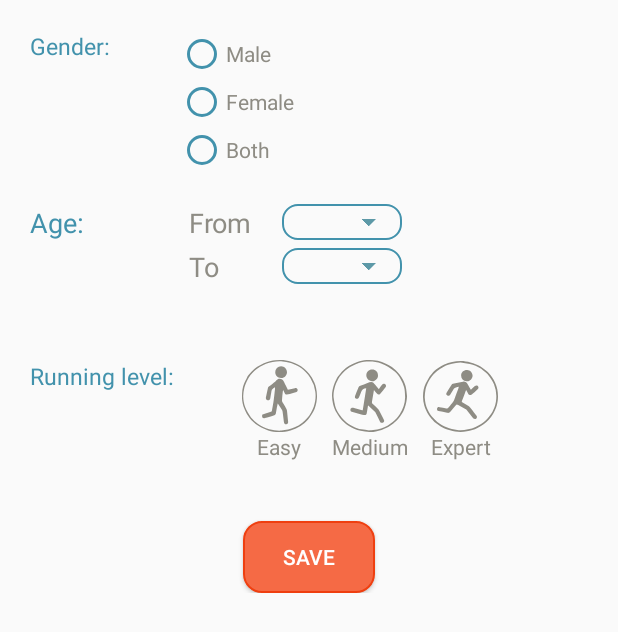
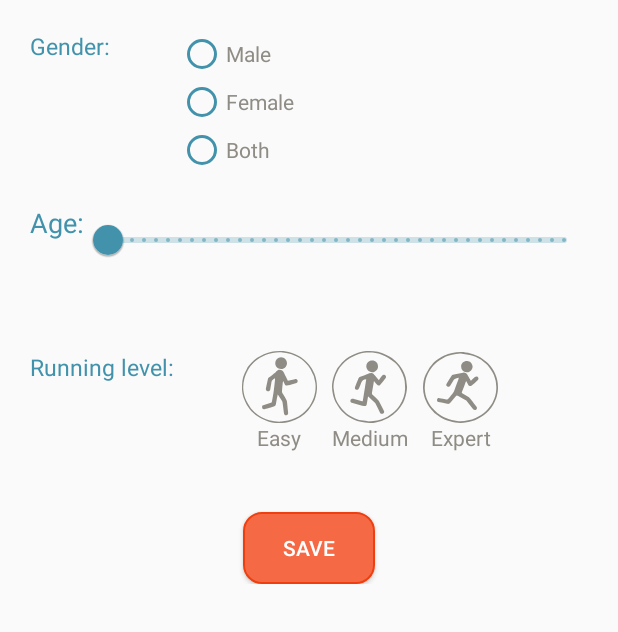
Before and after one commit to sunshavit/RunTime, an Android app: the layout edit_preferences.xml on its own in the app's theme, with its tools: preview values and no code run, on a phone screen of 412 x 824 dp. Shown: the top 632 px of the screen. Run offline under Robolectric (Android 15) with nearby library versions, the phone set to English and light mode, and no system bars.

Commit message:
sun firebase

```diff
--- a/app/src/main/java/com/example/runtime/SignUpVM.java
+++ b/app/src/main/java/com/example/runtime/SignUpVM.java
@@ -31,8 +31,8 @@ public class SignUpVM extends ViewModel  {
     private String passwordConfirm;
     private String gender;
     private String runningLevel;
-    private int startAge =0 ;
-    private int endAge = 0;
+    private int startAge =1 ;
+    private int endAge = 120;
     private int year = 0;
     private int month = 0;
     private int dayOfMonth = 0;
--- a/app/src/main/res/layout/edit_preferences.xml
+++ b/app/src/main/res/layout/edit_preferences.xml
@@ -1,8 +1,8 @@
 <?xml version="1.0" encoding="utf-8"?>
-<RelativeLayout
-    xmlns:android="http://schemas.android.com/apk/res/android"
+<RelativeLayout xmlns:android="http://schemas.android.com/apk/res/android"
     android:layout_width="match_parent"
-    android:layout_height="match_parent">
+    android:layout_height="match_parent"
+    xmlns:app="http://schemas.android.com/apk/res-auto">
 
     <ScrollView
         android:layout_width="match_parent"
@@ -76,51 +76,14 @@
                 android:text="@string/age"
                 android:id="@+id/age_text_signUp3"/>
 
-            <TextView
-                android:layout_width="wrap_content"
-                android:layout_height="wrap_content"
-                android:textSize="18sp"
-                android:layout_marginStart="70dp"
-                android:layout_toEndOf="@+id/age_text_signUp3"
-                android:textColor="@color/lightGray"
-                android:text="@string/from"
-                android:id="@+id/from_text_signUp3"/>
-
-            <TextView
-                android:layout_width="wrap_content"
-                android:layout_height="wrap_content"
-                android:textSize="18sp"
-                android:layout_marginStart="70dp"
-                android:layout_toEndOf="@+id/age_text_signUp3"
-                android:textColor="@color/lightGray"
-                android:layout_below="@+id/fromAgeEditP"
-                android:text="@string/to"
-                android:id="@+id/to_text_signUp3"/>
-
-
-            <Spinner
-                android:background="@drawable/spinner_style_blue"
-                android:layout_width="80dp"
-                android:layout_marginStart="20dp"
-                android:layout_height="wrap_content"
-                android:layout_toEndOf="@+id/from_text_signUp3"
-                android:id="@+id/fromAgeEditP"
-                android:layout_marginBottom="5dp"
-
-
-                />
-
-            <Spinner
-                android:background="@drawable/spinner_style_blue"
-                android:layout_width="80dp"
-                android:layout_marginStart="20dp"
-                android:layout_height="wrap_content"
-                android:layout_below="@+id/fromAgeEditP"
-
-                android:layout_toEndOf="@+id/from_text_signUp3"
-                android:id="@+id/toAgeEditP"/>
-
-
+           <com.google.android.material.slider.RangeSlider
+               android:layout_width="match_parent"
+               android:layout_height="wrap_content"
+               android:valueFrom="1"
+               android:valueTo="121"
+               android:stepSize="1"
+               android:id="@+id/slider_multiple_thumbs"
+               android:layout_toEndOf="@+id/age_text_signUp3"/>
 
         </RelativeLayout>
 
```
Also changed, not shown: app/src/main/java/com/example/runtime/EditPreferencesFragment.java (+73 -55 lines), app/src/main/java/com/example/runtime/SignUp3Fragment.java (+15 -62 lines), app/src/main/res/layout/sign_up3.xml (+7 -42 lines).
